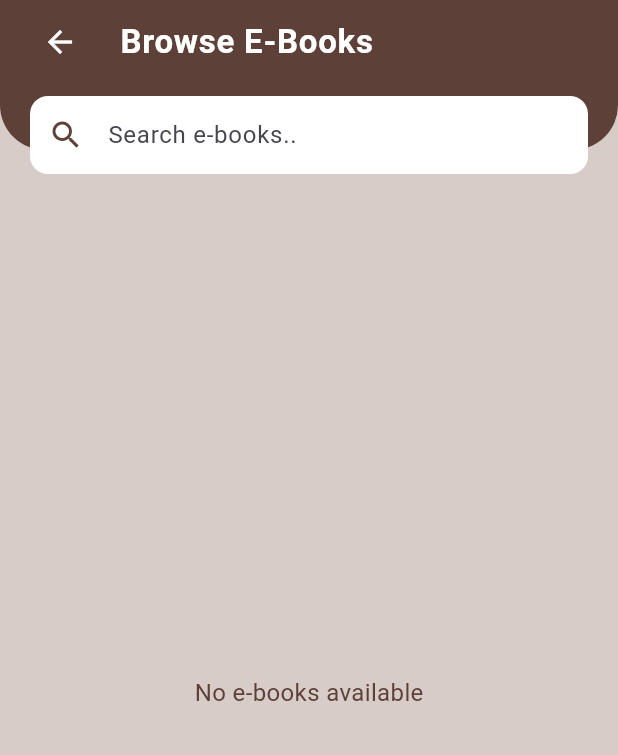
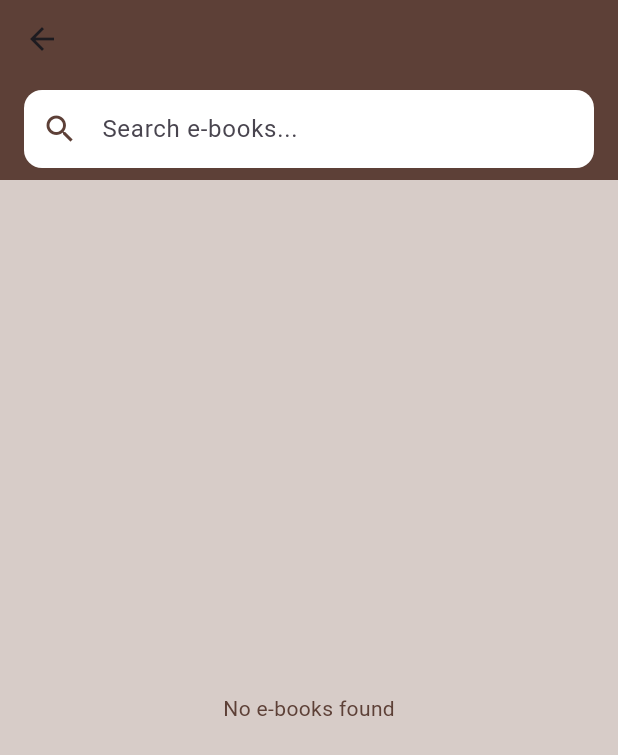
Before and after one commit to devgirl25/LibraEase, a Flutter app: the EBooksPage screen opened directly, on a phone screen of 412 x 824 dp. Shown: the top 755 px of the screen. Run offline on Flutter 3.47's test engine with Material 3 defaults, Android fonts, the phone set to English and light mode, and no system bars; our stand-ins replace cloud_firestore, confetti, firebase_auth, firebase_core, firebase_messaging, get and 2 more; missing offline and left inert: mobile_scanner; accounts and stored records are empty.

Commit message:
final changes dn

```diff
--- a/lib/screens/studenthomepage/ebooks_page.dart
+++ b/lib/screens/studenthomepage/ebooks_page.dart
@@ -22,143 +22,23 @@ class _EBooksPageState extends State<EBooksPage> {
 
   @override
   Widget build(BuildContext context) {
-   // final screenWidth = MediaQuery.of(context).size.width;
-
     return Scaffold(
       backgroundColor: kScaffoldBackground,
-      appBar: _buildAppBar(context),
-      body: LayoutBuilder(
-        builder: (context, constraints) {
-          final isWide = constraints.maxWidth > 600; // tablet breakpoint
-
-          return StreamBuilder<QuerySnapshot<Map<String, dynamic>>>(
-            stream: FirebaseFirestore.instance
-                .collection('ebooks')
-                .orderBy('title')
-                .snapshots(),
-            builder: (context, snapshot) {
-              if (snapshot.connectionState == ConnectionState.waiting) {
-                return const Center(child: CircularProgressIndicator());
-              }
-
-              if (snapshot.hasError) {
-                return Center(child: Text('Error: ${snapshot.error}'));
-              }
-
-              final docs = snapshot.data?.docs ?? [];
-
-              if (docs.isEmpty) {
-                return const Center(
-                  child: Text(
-                    'No e-books available',
-                    style: TextStyle(color: kPrimaryBrown, fontSize: 16),
+      body: SafeArea(
+        child: CustomScrollView(
+          slivers: [
+            SliverAppBar(
+              pinned: true,
+              backgroundColor: kPrimaryBrown,
+              expandedHeight: 120,
+              flexibleSpace: FlexibleSpaceBar(
+                title: const Text('Browse E-Books'),
               ),
-                );
-              }
-
-              final filteredDocs = docs.where((doc) {
-                final data = doc.data();
-                final title = (data['title'] ?? '').toString().toLowerCase();
-                final author = (data['author'] ?? '').toString().toLowerCase();
-                final query = _searchQuery.toLowerCase();
-                return title.contains(query) || author.contains(query);
-              }).toList();
-
-              if (filteredDocs.isEmpty) {
-                return const Center(
-                  child: Text(
-                    'No e-books found',
-                    style: TextStyle(color: kPrimaryBrown, fontSize: 16),
-                  ),
-                );
-              }
-
-              // 🟢 Responsive list/grid view
-              if (isWide) {
-                // Grid for tablets/web
-                return GridView.builder(
+              bottom: PreferredSize(
+                preferredSize: const Size.fromHeight(60),
+                child: Padding(
                   padding:
-                      const EdgeInsets.symmetric(horizontal: 24, vertical: 16),
-                  itemCount: filteredDocs.length,
-                  gridDelegate: const SliverGridDelegateWithFixedCrossAxisCount(
-                    crossAxisCount: 2,
-                    crossAxisSpacing: 20,
-                    mainAxisSpacing: 20,
-                    childAspectRatio: 3.2,
-                  ),
-                  itemBuilder: (context, index) {
-                    final data = filteredDocs[index].data();
-                    return EBookListItem(
-                      ebookId: filteredDocs[index].id,
-                      title: data['title'] ?? '',
-                      author: data['author'] ?? '',
-                      category: data['category'] ?? 'Unknown',
-                      pdfUrl: data['pdfUrl'] ?? '',
-                      imageUrl: data['imageUrl'] ?? '',
-                      onOpenPreview: (url) => _openPreview(url),
-                    );
-                  },
-                );
-              } else {
-                // List for mobile
-                return ListView.builder(
-                  padding:
-                      const EdgeInsets.symmetric(horizontal: 16, vertical: 16),
-                  itemCount: filteredDocs.length,
-                  itemBuilder: (context, index) {
-                    final data = filteredDocs[index].data();
-                    return Column(
-                      children: [
-                        EBookListItem(
-                          ebookId: filteredDocs[index].id,
-                          title: data['title'] ?? '',
-                          author: data['author'] ?? '',
-                          category: data['category'] ?? 'Unknown',
-                          pdfUrl: data['pdfUrl'] ?? '',
-                          imageUrl: data['imageUrl'] ?? '',
-                          onOpenPreview: (url) => _openPreview(url),
-                        ),
-                        const SizedBox(height: 12),
-                      ],
-                    );
-                  },
-                );
-              }
-            },
-          );
-        },
-      ),
-    );
-  }
-
-  PreferredSizeWidget _buildAppBar(BuildContext context) {
-    return PreferredSize(
-      preferredSize: const Size.fromHeight(100.0),
-      child: Container(
-        decoration: const BoxDecoration(
-          color: kPrimaryBrown,
-          borderRadius: BorderRadius.vertical(bottom: Radius.circular(30)),
-        ),
-        child: SafeArea(
-          child: Column(
-            children: [
-              ListTile(
-                leading: IconButton(
-                  icon: const Icon(Icons.arrow_back, color: Colors.white),
-                  onPressed: () => Navigator.of(context).pop(),
-                ),
-                title: const Text(
-                  'Browse E-Books',
-                  style: TextStyle(
-                    fontWeight: FontWeight.bold,
-                    fontSize: 22,
-                    color: Colors.white,
-                  ),
-                ),
-              ),
-              Padding(
-                padding:
-                    const EdgeInsets.symmetric(horizontal: 20, vertical: 8),
+                      const EdgeInsets.symmetric(horizontal: 16, vertical: 8),
                   child: Container(
                     decoration: BoxDecoration(
                       color: Colors.white,
@@ -172,7 +52,7 @@ class _EBooksPageState extends State<EBooksPage> {
                         });
                       },
                       decoration: const InputDecoration(
-                      hintText: 'Search e-books..',
+                        hintText: 'Search e-books...',
                         prefixIcon: Icon(Icons.search, color: kPrimaryBrown),
                         border: InputBorder.none,
                         contentPadding: EdgeInsets.symmetric(vertical: 14),
@@ -180,8 +60,87 @@ class _EBooksPageState extends State<EBooksPage> {
                     ),
                   ),
                 ),
+              ),
+            ),
+            SliverFillRemaining(
+              child: StreamBuilder<QuerySnapshot<Map<String, dynamic>>>(
+                stream: FirebaseFirestore.instance
+                    .collection('ebooks')
+                    .orderBy('title')
+                    .snapshots(),
+                builder: (context, snapshot) {
+                  if (snapshot.connectionState == ConnectionState.waiting) {
+                    return const Center(child: CircularProgressIndicator());
+                  }
+                  if (snapshot.hasError) {
+                    return Center(child: Text('Error: ${snapshot.error}'));
+                  }
+
+                  final docs = snapshot.data?.docs ?? [];
+                  final filteredDocs = docs.where((doc) {
+                    final data = doc.data();
+                    final title = (data['title'] ?? '').toLowerCase();
+                    final author = (data['author'] ?? '').toLowerCase();
+                    return title.contains(_searchQuery.toLowerCase()) ||
+                        author.contains(_searchQuery.toLowerCase());
+                  }).toList();
+
+                  if (filteredDocs.isEmpty) {
+                    return const Center(
+                      child: Text('No e-books found',
+                          style: TextStyle(color: kPrimaryBrown)),
+                    );
+                  }
+
+                  final screenWidth = MediaQuery.of(context).size.width;
+                  final isWide = screenWidth > 600;
+
+                  return Padding(
+                    padding: const EdgeInsets.all(16.0),
+                    child: isWide
+                        ? GridView.builder(
+                            itemCount: filteredDocs.length,
+                            gridDelegate:
+                                const SliverGridDelegateWithFixedCrossAxisCount(
+                              crossAxisCount: 2,
+                              mainAxisSpacing: 16,
+                              crossAxisSpacing: 16,
+                              childAspectRatio: 3.2,
+                            ),
+                            itemBuilder: (context, index) {
+                              final data = filteredDocs[index].data();
+                              return EBookListItem(
+                                title: data['title'] ?? '',
+                                author: data['author'] ?? '',
+                                category: data['category'] ?? 'Unknown',
+                                pdfUrl: data['pdfUrl'] ?? '',
+                                imageUrl: data['imageUrl'] ?? '',
+                                onOpenPreview: (url) => _openPreview(url),
+                              );
+                            },
+                          )
+                        : ListView.builder(
+                            itemCount: filteredDocs.length,
+                            itemBuilder: (context, index) {
+                              final data = filteredDocs[index].data();
+                              return Padding(
+                                padding: const EdgeInsets.only(bottom: 12),
+                                child: EBookListItem(
+                                  title: data['title'] ?? '',
+                                  author: data['author'] ?? '',
+                                  category: data['category'] ?? 'Unknown',
+                                  pdfUrl: data['pdfUrl'] ?? '',
+                                  imageUrl: data['imageUrl'] ?? '',
+                                  onOpenPreview: (url) => _openPreview(url),
+                                ),
+                              );
+                            },
+                          ),
+                  );
+                },
+              ),
+            ),
           ],
-          ),
         ),
       ),
     );
@@ -201,8 +160,7 @@ class _EBooksPageState extends State<EBooksPage> {
   }
 }
 
-class EBookListItem extends StatefulWidget {
-  final String ebookId;
+class EBookListItem extends StatelessWidget {
   final String title;
   final String author;
   final String category;
@@ -212,7 +170,6 @@ class EBookListItem extends StatefulWidget {
 
   const EBookListItem({
     super.key,
-    required this.ebookId,
     required this.title,
     required this.author,
     required this.category,
@@ -221,11 +178,6 @@ class EBookListItem extends StatefulWidget {
     this.onOpenPreview,
   });
 
-  @override
-  State<EBookListItem> createState() => _EBookListItemState();
-}
-
-class _EBookListItemState extends State<EBookListItem> {
   @override
   Widget build(BuildContext context) {
     final screenWidth = MediaQuery.of(context).size.width;
@@ -248,11 +200,11 @@ class _EBookListItemState extends State<EBookListItem> {
               color: Colors.grey[300],
               borderRadius: BorderRadius.circular(10),
             ),
-            child: widget.imageUrl.isNotEmpty
+            child: imageUrl.isNotEmpty
                 ? ClipRRect(
                     borderRadius: BorderRadius.circular(10),
                     child: Image.network(
-                      widget.imageUrl,
+                      imageUrl,
                       fit: BoxFit.cover,
                       errorBuilder: (context, error, stackTrace) => const Icon(
                           Icons.menu_book,
@@ -274,7 +226,7 @@ class _EBookListItemState extends State<EBookListItem> {
                     crossAxisAlignment: CrossAxisAlignment.start,
                     children: [
                       Text(
-                        widget.title,
+                        title,
                         maxLines: 2,
                         overflow: TextOverflow.ellipsis,
                         style: TextStyle(
@@ -285,9 +237,7 @@ class _EBookListItemState extends State<EBookListItem> {
                       ),
                       const SizedBox(height: 4),
                       Text(
-                        widget.author.isNotEmpty
-                            ? widget.author
-                            : 'Unknown author',
+                        author.isNotEmpty ? author : 'Unknown author',
                         style: TextStyle(
                           fontSize: isWide ? 13 : 12,
                           color: kPrimaryBrown.withOpacity(0.7),
@@ -300,12 +250,12 @@ class _EBookListItemState extends State<EBookListItem> {
                         isWide ? Alignment.centerLeft : Alignment.centerRight,
                     child: ElevatedButton(
                       onPressed: () {
-                        if (widget.pdfUrl.isNotEmpty) {
-                          widget.onOpenPreview?.call(widget.pdfUrl);
+                        if (pdfUrl.isNotEmpty) {
+                          onOpenPreview?.call(pdfUrl);
                         } else {
                           ScaffoldMessenger.of(context).showSnackBar(
-                            const SnackBar(content: Text('PDF not available')),
-                          );
+                              const SnackBar(
+                                  content: Text('PDF not available')));
                         }
                       },
                       style: ElevatedButton.styleFrom(
```
Also changed, not shown: lib/screens/adminhomepage/uploadformpage.dart (+41 -6 lines), lib/screens/studenthomepage/registrations_page.dart (+35 -9 lines). Lines whose indentation alone changed are shown as unchanged.
